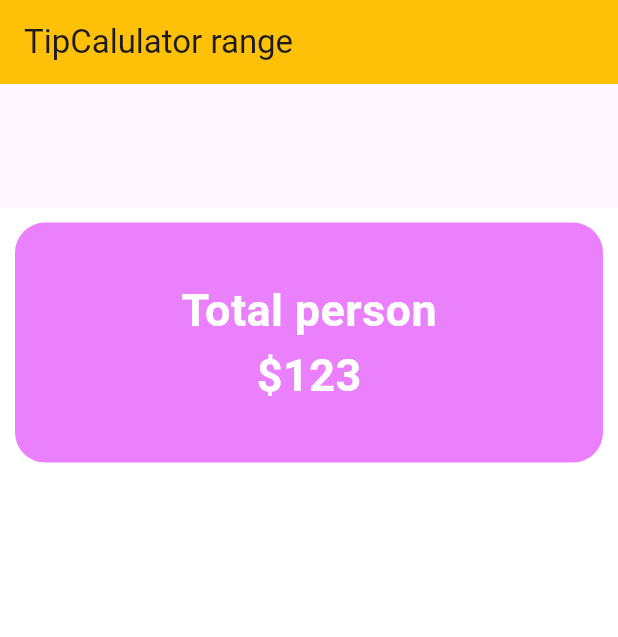
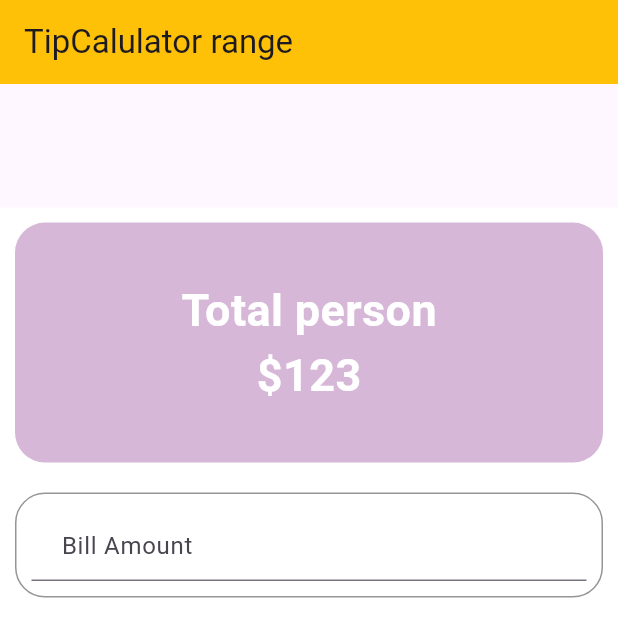
Before and after one commit to Foysalrabby/flutterpricerange, a Flutter app: the screen it shows after launch, on a phone screen of 412 x 824 dp. Shown: the top 637 px of the screen. Run offline on Flutter 3.47's test engine with Material 3 defaults, Android fonts, the phone set to English and light mode, and no system bars; missing offline and left inert: dart:ffi.

Commit message:
to take bill amount and border to input value get

```diff
--- a/lib/tipcalculator.dart
+++ b/lib/tipcalculator.dart
@@ -1,3 +1,5 @@
+import 'dart:ffi';
+
 import 'package:flutter/cupertino.dart';
 import 'package:flutter/material.dart';
 
@@ -6,8 +8,10 @@ class Tipcalculator extends StatefulWidget{
   State<StatefulWidget> createState() => ExtendTipcalculator();
 }
 class ExtendTipcalculator extends State<Tipcalculator>{
+  double billamount=0.0;
   @override
   Widget build(BuildContext context) {
+
     return Scaffold(
       appBar: AppBar(
         title: Text("TipCalulator range"),
@@ -26,7 +30,7 @@ class ExtendTipcalculator extends State<Tipcalculator>{
                height: 160,
                decoration: BoxDecoration(
                  borderRadius: BorderRadius.all(Radius.circular(20)),
-                 color: Colors.purpleAccent.shade100,
+                 color:   Color.fromARGB(255, 214, 183, 216),
                ),
                child: Column(
                  mainAxisAlignment: MainAxisAlignment.center,
@@ -36,6 +40,39 @@ class ExtendTipcalculator extends State<Tipcalculator>{
                  ],
                ),
              ),
+            Container(
+              width: 300,
+              margin: EdgeInsets.only(top: 20.0),
+              padding: EdgeInsets.all(10.0),
+              decoration: BoxDecoration(
+                border: Border.all(
+                  color: Color.fromARGB(255, 151, 149, 148),
+                  style: BorderStyle.solid
+                ),
+                borderRadius: BorderRadius.circular(20)
+              ),
+
+              child: Column(
+
+                children: [
+                TextField(
+                  keyboardType:TextInputType.numberWithOptions(decimal: true),
+                  decoration: InputDecoration(
+                    hintText: "Bill Amount",
+                    prefix: Icon(Icons.money_off_csred,color: Colors.grey, size: 20,)
+                  ),
+                    onChanged: (String value){
+                    try{
+                          billamount=double.parse(value); //to take input fielad value to double store billamount
+                    }catch(error){
+                       billamount =0.0;
+                    }
+
+                    },
+                )
+                ],
+              ),
+            )
 
           ],
         ),
```
